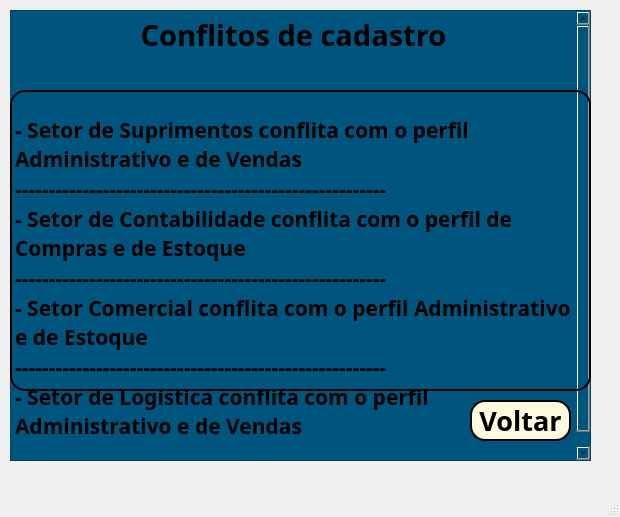
Before: the Qt Designer form conflitos.ui in Leonardogotz/Sistema_de_Cadastro, drawn with Qt 5.
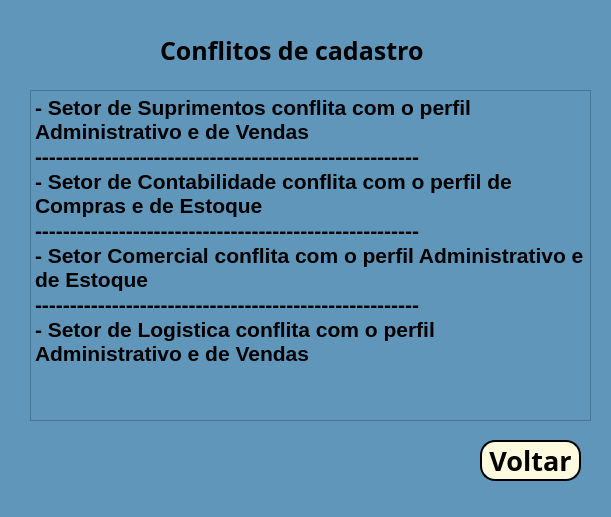
After: the same form once the commit is applied.

```diff
--- a/conflitos.ui
+++ b/conflitos.ui
@@ -6,56 +6,55 @@
    <rect>
     <x>0</x>
     <y>0</y>
-    <width>620</width>
+    <width>611</width>
     <height>517</height>
    </rect>
   </property>
   <property name="windowTitle">
    <string>MainWindow</string>
   </property>
+  <property name="styleSheet">
+   <string notr="true">background-color: rgb(96, 150, 186);</string>
+  </property>
   <widget class="QWidget" name="centralwidget">
-   <widget class="QTextBrowser" name="textBrowser">
+   <widget class="QWidget" name="widget" native="true">
     <property name="geometry">
      <rect>
-      <x>10</x>
-      <y>10</y>
-      <width>581</width>
-      <height>451</height>
+      <x>0</x>
+      <y>-10</y>
+      <width>631</width>
+      <height>551</height>
+     </rect>
+    </property>
+    <property name="styleSheet">
+     <string notr="true">background-color: rgb(96, 150, 186);</string>
+    </property>
+    <widget class="QLabel" name="label">
+     <property name="geometry">
+      <rect>
+       <x>160</x>
+       <y>30</y>
+       <width>301</width>
+       <height>61</height>
      </rect>
     </property>
     <property name="font">
      <font>
       <family>Arial Black</family>
+       <pointsize>19</pointsize>
       <weight>75</weight>
       <bold>true</bold>
      </font>
     </property>
-    <property name="styleSheet">
-     <string notr="true">background-color: rgb(0, 85, 127);</string>
-    </property>
-    <property name="html">
-     <string>&lt;!DOCTYPE HTML PUBLIC &quot;-//W3C//DTD HTML 4.0//EN&quot; &quot;http://www.w3.org/TR/REC-html40/strict.dtd&quot;&gt;
-&lt;html&gt;&lt;head&gt;&lt;meta name=&quot;qrichtext&quot; content=&quot;1&quot; /&gt;&lt;style type=&quot;text/css&quot;&gt;
-p, li { white-space: pre-wrap; }
-&lt;/style&gt;&lt;/head&gt;&lt;body style=&quot; font-family:'Arial Black'; font-size:8.25pt; font-weight:600; font-style:normal;&quot;&gt;
-&lt;p align=&quot;center&quot; style=&quot; margin-top:0px; margin-bottom:0px; margin-left:0px; margin-right:0px; -qt-block-indent:0; text-indent:0px;&quot;&gt;&lt;span style=&quot; font-family:'MS Shell Dlg 2'; font-size:22pt;&quot;&gt;Conflitos de cadastro&lt;/span&gt;&lt;/p&gt;
-&lt;p style=&quot;-qt-paragraph-type:empty; margin-top:0px; margin-bottom:0px; margin-left:0px; margin-right:0px; -qt-block-indent:0; text-indent:0px; font-family:'MS Shell Dlg 2'; font-size:16pt;&quot;&gt;&lt;br /&gt;&lt;/p&gt;
-&lt;p style=&quot;-qt-paragraph-type:empty; margin-top:0px; margin-bottom:0px; margin-left:0px; margin-right:0px; -qt-block-indent:0; text-indent:0px; font-family:'MS Shell Dlg 2'; font-size:16pt;&quot;&gt;&lt;br /&gt;&lt;/p&gt;
-&lt;p style=&quot; margin-top:0px; margin-bottom:0px; margin-left:0px; margin-right:0px; -qt-block-indent:0; text-indent:0px;&quot;&gt;&lt;span style=&quot; font-family:'MS Shell Dlg 2'; font-size:16pt;&quot;&gt;- Setor de Suprimentos conflita com o perfil Administrativo e de Vendas&lt;/span&gt;&lt;/p&gt;
-&lt;p style=&quot; margin-top:0px; margin-bottom:0px; margin-left:0px; margin-right:0px; -qt-block-indent:0; text-indent:0px;&quot;&gt;&lt;span style=&quot; font-family:'MS Shell Dlg 2'; font-size:16pt;&quot;&gt;-------------------------------------------------------&lt;/span&gt;&lt;/p&gt;
-&lt;p style=&quot; margin-top:0px; margin-bottom:0px; margin-left:0px; margin-right:0px; -qt-block-indent:0; text-indent:0px;&quot;&gt;&lt;span style=&quot; font-family:'MS Shell Dlg 2'; font-size:16pt;&quot;&gt;- Setor de Contabilidade conflita com o perfil de Compras e de Estoque&lt;/span&gt;&lt;/p&gt;
-&lt;p style=&quot; margin-top:0px; margin-bottom:0px; margin-left:0px; margin-right:0px; -qt-block-indent:0; text-indent:0px;&quot;&gt;&lt;span style=&quot; font-family:'MS Shell Dlg 2'; font-size:16pt;&quot;&gt;-------------------------------------------------------&lt;/span&gt;&lt;/p&gt;
-&lt;p style=&quot; margin-top:0px; margin-bottom:0px; margin-left:0px; margin-right:0px; -qt-block-indent:0; text-indent:0px;&quot;&gt;&lt;span style=&quot; font-family:'MS Shell Dlg 2'; font-size:16pt;&quot;&gt;- Setor Comercial conflita com o perfil Administrativo e de Estoque&lt;/span&gt;&lt;/p&gt;
-&lt;p style=&quot; margin-top:0px; margin-bottom:0px; margin-left:0px; margin-right:0px; -qt-block-indent:0; text-indent:0px;&quot;&gt;&lt;span style=&quot; font-family:'MS Shell Dlg 2'; font-size:16pt;&quot;&gt;-------------------------------------------------------&lt;/span&gt;&lt;/p&gt;
-&lt;p style=&quot; margin-top:0px; margin-bottom:0px; margin-left:0px; margin-right:0px; -qt-block-indent:0; text-indent:0px;&quot;&gt;&lt;span style=&quot; font-family:'MS Shell Dlg 2'; font-size:16pt;&quot;&gt;- Setor de Logistica conflita com o perfil Administrativo e de Vendas&lt;/span&gt;&lt;/p&gt;
-&lt;p align=&quot;justify&quot; style=&quot;-qt-paragraph-type:empty; margin-top:0px; margin-bottom:0px; margin-left:0px; margin-right:0px; -qt-block-indent:0; text-indent:0px; font-family:'MS Shell Dlg 2'; font-size:16pt;&quot;&gt;&lt;br /&gt;&lt;/p&gt;&lt;/body&gt;&lt;/html&gt;</string>
+     <property name="text">
+      <string>Conflitos de cadastro</string>
     </property>
    </widget>
    <widget class="QPushButton" name="sair">
     <property name="geometry">
      <rect>
-      <x>470</x>
-      <y>400</y>
+       <x>480</x>
+       <y>450</y>
       <width>101</width>
       <height>41</height>
      </rect>
@@ -282,40 +281,30 @@
      <string>Voltar</string>
     </property>
    </widget>
-   <widget class="QFrame" name="frame">
+    <widget class="QTextBrowser" name="textBrowser">
     <property name="geometry">
      <rect>
-      <x>10</x>
-      <y>90</y>
-      <width>581</width>
-      <height>301</height>
-     </rect>
-    </property>
-    <property name="styleSheet">
-     <string notr="true">border-radius: 15px;
-color: rgb(0, 0, 0);
-border-color: rgb(0, 0, 0);
-border-style: outset;
-border-width: 2px;
-</string>
-    </property>
-    <property name="frameShape">
-     <enum>QFrame::StyledPanel</enum>
-    </property>
-    <property name="frameShadow">
-     <enum>QFrame::Raised</enum>
-    </property>
-   </widget>
-  </widget>
-  <widget class="QMenuBar" name="menubar">
-   <property name="geometry">
-    <rect>
-     <x>0</x>
-     <y>0</y>
-     <width>620</width>
-     <height>21</height>
-    </rect>
-   </property>
+       <x>30</x>
+       <y>100</y>
+       <width>561</width>
+       <height>331</height>
+      </rect>
+     </property>
+     <property name="html">
+      <string>&lt;!DOCTYPE HTML PUBLIC &quot;-//W3C//DTD HTML 4.0//EN&quot; &quot;http://www.w3.org/TR/REC-html40/strict.dtd&quot;&gt;
+&lt;html&gt;&lt;head&gt;&lt;meta name=&quot;qrichtext&quot; content=&quot;1&quot; /&gt;&lt;style type=&quot;text/css&quot;&gt;
+p, li { white-space: pre-wrap; }
+&lt;/style&gt;&lt;/head&gt;&lt;body style=&quot; font-family:'MS Shell Dlg 2'; font-size:8.25pt; font-weight:400; font-style:normal;&quot;&gt;
+&lt;p style=&quot; margin-top:0px; margin-bottom:0px; margin-left:0px; margin-right:0px; -qt-block-indent:0; text-indent:0px;&quot;&gt;&lt;span style=&quot; font-size:16pt; font-weight:600;&quot;&gt;- Setor de Suprimentos conflita com o perfil Administrativo e de Vendas&lt;/span&gt;&lt;/p&gt;
+&lt;p style=&quot; margin-top:0px; margin-bottom:0px; margin-left:0px; margin-right:0px; -qt-block-indent:0; text-indent:0px;&quot;&gt;&lt;span style=&quot; font-size:16pt; font-weight:600;&quot;&gt;-------------------------------------------------------&lt;/span&gt;&lt;/p&gt;
+&lt;p style=&quot; margin-top:0px; margin-bottom:0px; margin-left:0px; margin-right:0px; -qt-block-indent:0; text-indent:0px;&quot;&gt;&lt;span style=&quot; font-size:16pt; font-weight:600;&quot;&gt;- Setor de Contabilidade conflita com o perfil de Compras e de Estoque&lt;/span&gt;&lt;/p&gt;
+&lt;p style=&quot; margin-top:0px; margin-bottom:0px; margin-left:0px; margin-right:0px; -qt-block-indent:0; text-indent:0px;&quot;&gt;&lt;span style=&quot; font-size:16pt; font-weight:600;&quot;&gt;-------------------------------------------------------&lt;/span&gt;&lt;/p&gt;
+&lt;p style=&quot; margin-top:0px; margin-bottom:0px; margin-left:0px; margin-right:0px; -qt-block-indent:0; text-indent:0px;&quot;&gt;&lt;span style=&quot; font-size:16pt; font-weight:600;&quot;&gt;- Setor Comercial conflita com o perfil Administrativo e de Estoque&lt;/span&gt;&lt;/p&gt;
+&lt;p style=&quot; margin-top:0px; margin-bottom:0px; margin-left:0px; margin-right:0px; -qt-block-indent:0; text-indent:0px;&quot;&gt;&lt;span style=&quot; font-size:16pt; font-weight:600;&quot;&gt;-------------------------------------------------------&lt;/span&gt;&lt;/p&gt;
+&lt;p style=&quot; margin-top:0px; margin-bottom:0px; margin-left:0px; margin-right:0px; -qt-block-indent:0; text-indent:0px;&quot;&gt;&lt;span style=&quot; font-size:16pt; font-weight:600;&quot;&gt;- Setor de Logistica conflita com o perfil Administrativo e de Vendas&lt;/span&gt;&lt;/p&gt;&lt;/body&gt;&lt;/html&gt;</string>
+     </property>
+    </widget>
+   </widget>
   </widget>
   <widget class="QStatusBar" name="statusbar"/>
  </widget>
```
Lines whose indentation alone changed are shown as unchanged.
